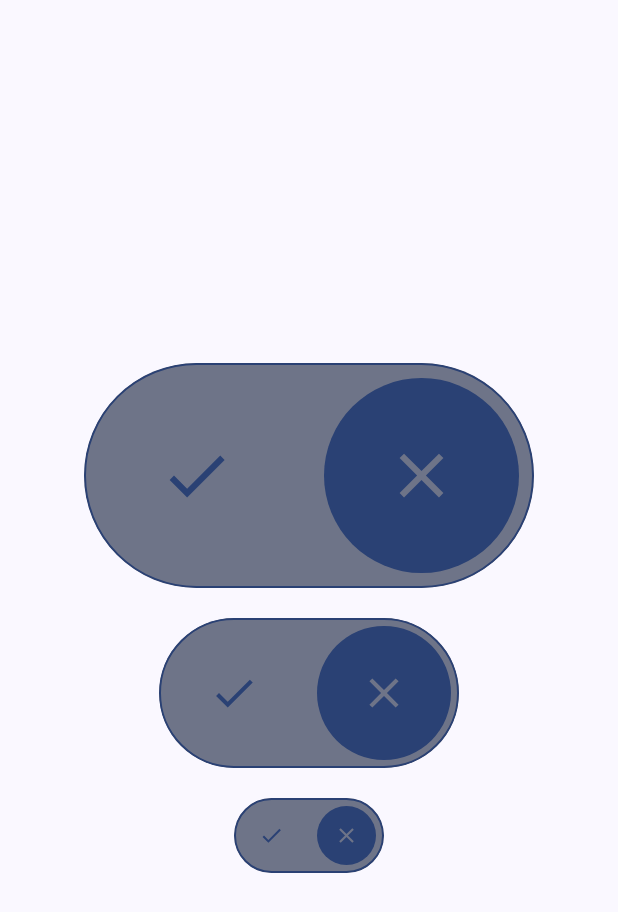
After one commit to HusseinKamal/JetPackComposeMaterial3, an Android app built with Jetpack Compose: the composable ThemeSwitcher shown on its own in the app's theme, on a phone screen of 412 x 824 dp. The commit adds this screen. Shown: the top 912 px of the screen. Run offline under Robolectric (Android 15) with nearby library versions, the phone set to English and light mode, and no system bars.

Commit message:
Date and Timer Picker Dialog material 3 -Add Bill Of Material (BOM)in material 3 -Theme Switcher Material 3

```diff
--- /dev/null
+++ b/app/src/main/java/com/hussein/jetpackcomposematerial3/ui/theme/compose/ThemeSwitcher.kt
@@ -0,0 +1,123 @@
+package com.hussein.jetpackcomposematerial3.ui.theme.compose
+
+import androidx.compose.animation.core.AnimationSpec
+import androidx.compose.animation.core.animateDpAsState
+import androidx.compose.animation.core.tween
+import androidx.compose.foundation.BorderStroke
+import androidx.compose.foundation.background
+import androidx.compose.foundation.border
+import androidx.compose.foundation.clickable
+import androidx.compose.foundation.layout.*
+import androidx.compose.material.icons.Icons
+import androidx.compose.material3.Icon
+import androidx.compose.material3.MaterialTheme
+import androidx.compose.runtime.*
+import androidx.compose.ui.Alignment
+import androidx.compose.ui.Modifier
+import androidx.compose.ui.draw.clip
+import androidx.compose.ui.graphics.Shape
+import androidx.compose.ui.unit.Dp
+import androidx.compose.ui.unit.dp
+import androidx.compose.foundation.shape.CircleShape
+import androidx.compose.material.icons.filled.Close
+import androidx.compose.material.icons.filled.Done
+
+@Composable
+fun ThemeSwitcher(darkTheme: Boolean, onThemeUpdated: () -> Unit) {
+    Column(
+        modifier = Modifier
+            .fillMaxSize()
+            .background(MaterialTheme.colorScheme.surface),
+        verticalArrangement = Arrangement.Center,
+        horizontalAlignment = Alignment.CenterHorizontally
+    ) {
+        ThemeSwitcher(
+            darkTheme = darkTheme,
+            onClick = onThemeUpdated
+        )
+        Spacer(modifier = Modifier.height(20.dp))
+        ThemeSwitcher(
+            darkTheme = darkTheme,
+            size = 100.dp,
+            padding = 5.dp,
+            onClick = onThemeUpdated
+        )
+        Spacer(modifier = Modifier.height(20.dp))
+        ThemeSwitcher(
+            darkTheme = darkTheme,
+            size = 50.dp,
+            padding = 5.dp,
+            onClick = onThemeUpdated
+        )
+    }
+}
+
+@Composable
+fun ThemeSwitcher(
+    darkTheme: Boolean = false,
+    size: Dp = 150.dp,
+    iconSize: Dp = size / 3,
+    padding: Dp = 10.dp,
+    borderWidth: Dp = 1.dp,
+    parentShape: Shape = CircleShape,
+    toggleShape: Shape = CircleShape,
+    animationSpec: AnimationSpec<Dp> = tween(durationMillis = 300),
+    onClick: () -> Unit
+) {
+    val offset by animateDpAsState(
+        targetValue = if (darkTheme) 0.dp else size,
+        animationSpec = animationSpec
+    )
+
+    Box(modifier = Modifier
+        .width(size * 2)
+        .height(size)
+        .clip(shape = parentShape)
+        .clickable { onClick() }
+        .background(MaterialTheme.colorScheme.secondaryContainer)
+    ) {
+        Box(
+            modifier = Modifier
+                .size(size)
+                .offset(x = offset)
+                .padding(all = padding)
+                .clip(shape = toggleShape)
+                .background(MaterialTheme.colorScheme.primary)
+        ) {}
+        Row(
+            modifier = Modifier
+                .border(
+                    border = BorderStroke(
+                        width = borderWidth,
+                        color = MaterialTheme.colorScheme.primary
+                    ),
+                    shape = parentShape
+                )
+        ) {
+            Box(
+                modifier = Modifier.size(size),
+                contentAlignment = Alignment.Center
+            ) {
+                Icon(
+                    modifier = Modifier.size(iconSize),
+                    imageVector = Icons.Default.Done,
+                    contentDescription = "Theme Icon",
+                    tint = if (darkTheme) MaterialTheme.colorScheme.secondaryContainer
+                    else MaterialTheme.colorScheme.primary
+                )
+            }
+            Box(
+                modifier = Modifier.size(size),
+                contentAlignment = Alignment.Center
+            ) {
+                Icon(
+                    modifier = Modifier.size(iconSize),
+                    imageVector = Icons.Default.Close,
+                    contentDescription = "Theme Icon",
+                    tint = if (darkTheme) MaterialTheme.colorScheme.primary
+                    else MaterialTheme.colorScheme.secondaryContainer
+                )
+            }
+        }
+    }
+}
--- a/build.gradle
+++ b/build.gradle
@@ -1,6 +1,7 @@
 buildscript {
     ext {
         compose_version = '1.2.0'
+        dialog_version = '1.0.2'
     }
 }// Top-level build file where you can add configuration options common to all sub-projects/modules.
 plugins {
```
Also changed, not shown: app/build.gradle (+9 -0 lines), app/src/main/java/com/hussein/jetpackcomposematerial3/MainActivity.kt (+7 -3 lines), app/src/main/java/com/hussein/jetpackcomposematerial3/ui/theme/compose/DateTimeDialog.kt (added, +65 -0 lines), 1 other file.
